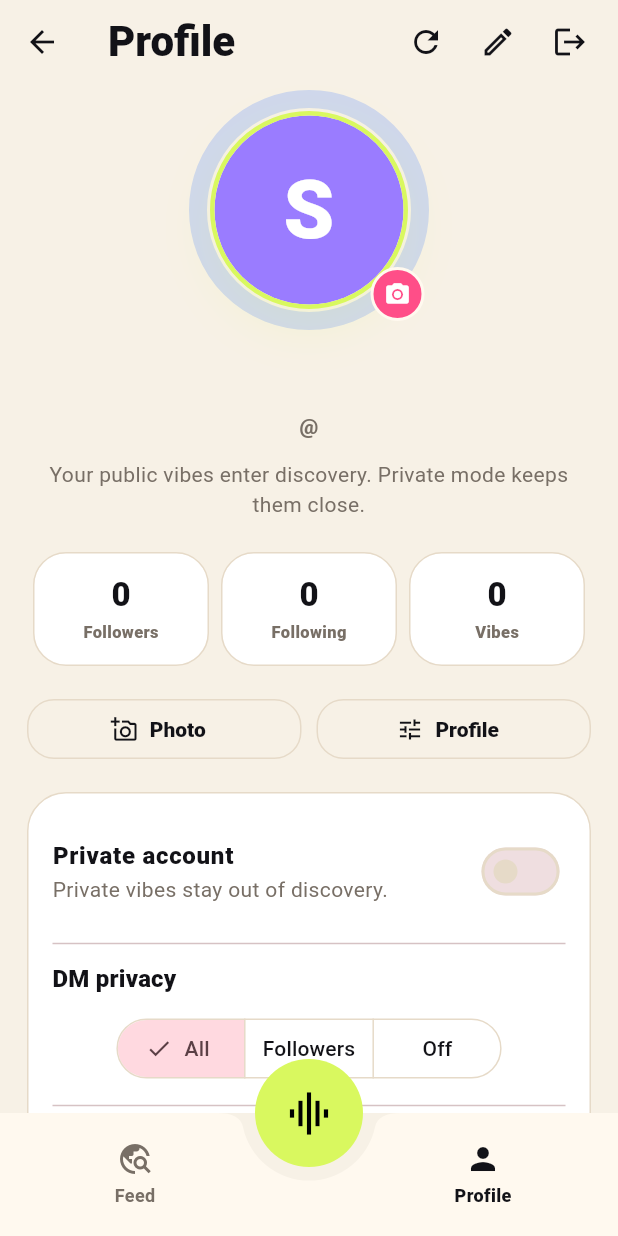
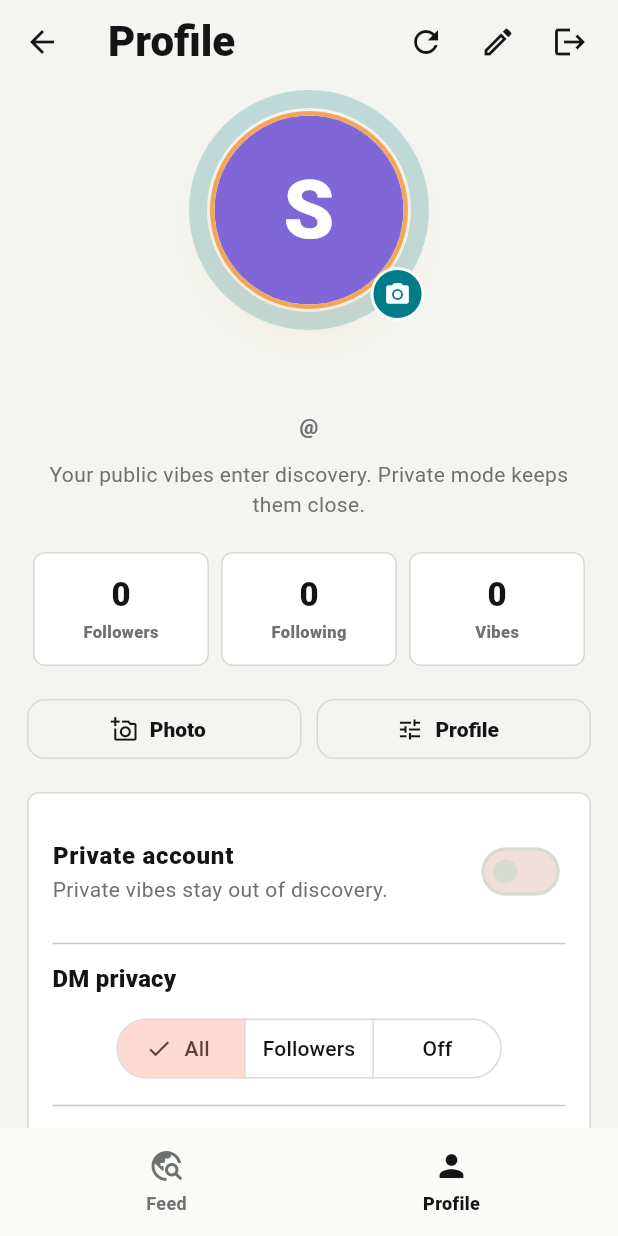
Before and after one commit to batuhandonmez/svibe, a Flutter app: the AppShell screen opened directly, after a tap on "Profile", on a phone screen of 412 x 824 dp. Run offline on Flutter 3.47's test engine with Material 3 defaults, Android fonts, the phone set to English and light mode, and no system bars; our stand-ins replace dio, file_picker, flutter_riverpod, flutter_secure_storage, image_picker, just_audio and 1 more; missing offline and left inert: record; accounts and stored records are empty.

Commit message:
Refine Svibe visual direction

```diff
--- a/mobile/lib/src/core/theme/app_theme.dart
+++ b/mobile/lib/src/core/theme/app_theme.dart
@@ -1,23 +1,26 @@
 import 'package:flutter/material.dart';
 
 class AppTheme {
-  static const ink = Color(0xFF121217);
-  static const night = Color(0xFF0B0B10);
-  static const berry = Color(0xFFFF4E88);
-  static const blue = Color(0xFF3F7CFF);
-  static const lime = Color(0xFFD9F85F);
-  static const lilac = Color(0xFF9A7CFF);
-  static const orange = Color(0xFFFFB84A);
+  static const ink = Color(0xFF151316);
+  static const night = Color(0xFF0E0F11);
+  static const berry = Color(0xFFE85D45);
+  static const blue = Color(0xFF007C89);
+  static const lime = Color(0xFFD9E76C);
+  static const lilac = Color(0xFF8067D8);
+  static const orange = Color(0xFFF2A65A);
+  static const cardRadius = 8.0;
+  static const controlRadius = 12.0;
+  static const pillRadius = 999.0;
 
   static ThemeData light() {
     return _theme(
       brightness: Brightness.light,
-      scaffold: const Color(0xFFF7F1E6),
-      surface: const Color(0xFFFFF9EF),
+      scaffold: const Color(0xFFF4F5F1),
+      surface: const Color(0xFFFAFAF7),
       elevated: Colors.white,
       text: ink,
-      muted: const Color(0xFF786F66),
-      border: const Color(0xFFE6DAC8),
+      muted: const Color(0xFF6D7172),
+      border: const Color(0xFFD8DAD4),
     );
   }
 
@@ -25,11 +28,11 @@ class AppTheme {
     return _theme(
       brightness: Brightness.dark,
       scaffold: night,
-      surface: const Color(0xFF171720),
-      elevated: const Color(0xFF20202B),
-      text: const Color(0xFFFFF9EF),
-      muted: const Color(0xFFAAA2BA),
-      border: const Color(0xFF2A2A36),
+      surface: const Color(0xFF17181C),
+      elevated: const Color(0xFF222329),
+      text: const Color(0xFFF7F4EE),
+      muted: const Color(0xFFA6A8AD),
+      border: const Color(0xFF30323A),
     );
   }
 
@@ -92,15 +95,15 @@ class AppTheme {
         filled: true,
         fillColor: elevated,
         border: OutlineInputBorder(
-          borderRadius: BorderRadius.circular(18),
+          borderRadius: BorderRadius.circular(controlRadius),
           borderSide: BorderSide(color: border),
         ),
         enabledBorder: OutlineInputBorder(
-          borderRadius: BorderRadius.circular(18),
+          borderRadius: BorderRadius.circular(controlRadius),
           borderSide: BorderSide(color: border),
         ),
         focusedBorder: OutlineInputBorder(
-          borderRadius: BorderRadius.circular(18),
+          borderRadius: BorderRadius.circular(controlRadius),
           borderSide: const BorderSide(color: berry, width: 1.5),
         ),
       ),
@@ -110,7 +113,7 @@ class AppTheme {
           foregroundColor: Colors.white,
           minimumSize: const Size.fromHeight(52),
           shape: RoundedRectangleBorder(
-            borderRadius: BorderRadius.circular(20),
+            borderRadius: BorderRadius.circular(controlRadius),
           ),
           textStyle: const TextStyle(fontSize: 15, fontWeight: FontWeight.w900),
         ),
@@ -120,7 +123,7 @@ class AppTheme {
           foregroundColor: text,
           side: BorderSide(color: border),
           shape: RoundedRectangleBorder(
-            borderRadius: BorderRadius.circular(18),
+            borderRadius: BorderRadius.circular(controlRadius),
           ),
           textStyle: const TextStyle(fontWeight: FontWeight.w900),
         ),
--- a/mobile/lib/src/features/feed/feed_screen.dart
+++ b/mobile/lib/src/features/feed/feed_screen.dart
@@ -12,9 +12,14 @@ import '../../core/theme/app_theme.dart';
 import '../auth/auth_controller.dart';
 
 class FeedScreen extends ConsumerStatefulWidget {
-  const FeedScreen({required this.onOpenDm, super.key});
+  const FeedScreen({
+    required this.onOpenDm,
+    required this.onOpenCast,
+    super.key,
+  });
 
   final VoidCallback onOpenDm;
+  final VoidCallback onOpenCast;
 
   @override
   ConsumerState<FeedScreen> createState() => _FeedScreenState();
@@ -195,6 +200,8 @@ class _FeedScreenState extends ConsumerState<FeedScreen>
       appBar: AppBar(
         title: const Text('Svibe'),
         actions: [
+          _CastButton(onPressed: widget.onOpenCast),
+          const SizedBox(width: 8),
           _DmButton(onPressed: widget.onOpenDm),
           const SizedBox(width: 10),
         ],
@@ -231,7 +238,7 @@ class _FeedScreenState extends ConsumerState<FeedScreen>
               ),
               const SizedBox(height: 8),
               Text(
-                'One voice at a time.',
+                'Discovery signal active',
                 style: TextStyle(
                   color: theme.colorScheme.onSurfaceVariant,
                   fontSize: 12,
@@ -242,6 +249,31 @@ class _FeedScreenState extends ConsumerState<FeedScreen>
           ),
         ),
       ),
+    );
+  }
+}
+
+class _CastButton extends StatelessWidget {
+  const _CastButton({required this.onPressed});
+
+  final VoidCallback onPressed;
+
+  @override
+  Widget build(BuildContext context) {
+    final theme = Theme.of(context);
+    final colors = theme.extension<SvibeColors>()!;
+    return IconButton.filled(
+      tooltip: 'Cast',
+      onPressed: onPressed,
+      style: IconButton.styleFrom(
+        backgroundColor: colors.orange,
+        foregroundColor: Colors.black,
+        shape: RoundedRectangleBorder(
+          borderRadius: BorderRadius.circular(AppTheme.controlRadius),
+          side: BorderSide(color: theme.colorScheme.onSurface, width: 1.5),
+        ),
+      ),
+      icon: const Icon(Icons.near_me),
     );
   }
 }
@@ -300,7 +332,7 @@ class _StatusRail extends StatelessWidget {
       decoration: BoxDecoration(
         color: theme.colorScheme.surface,
         border: Border.all(color: theme.colorScheme.outline),
-        borderRadius: BorderRadius.circular(24),
+        borderRadius: BorderRadius.circular(AppTheme.cardRadius),
       ),
       child: Row(
         children: [
@@ -438,7 +470,7 @@ class _DiscoveryCardState extends State<_DiscoveryCard> {
                     decoration: BoxDecoration(
                       color: theme.colorScheme.surface,
                       border: Border.all(color: theme.colorScheme.outline),
-                      borderRadius: BorderRadius.circular(34),
+                      borderRadius: BorderRadius.circular(AppTheme.cardRadius),
                       boxShadow: [
                         BoxShadow(
                           color: Colors.black.withValues(
@@ -601,7 +633,7 @@ class _SwipeStamp extends StatelessWidget {
                 ? colors.berry.withValues(alpha: 0.14)
                 : Theme.of(context).colorScheme.surface,
             border: Border.all(color: color, width: 2),
-            borderRadius: BorderRadius.circular(18),
+            borderRadius: BorderRadius.circular(AppTheme.cardRadius),
           ),
           child: Text(
             isLike ? 'LIKE' : 'PASS',
@@ -930,7 +962,7 @@ class _InlineError extends StatelessWidget {
       padding: const EdgeInsets.all(12),
       decoration: BoxDecoration(
         color: theme.colorScheme.error.withValues(alpha: .12),
-        borderRadius: BorderRadius.circular(18),
+        borderRadius: BorderRadius.circular(AppTheme.cardRadius),
       ),
       child: Row(
         children: [
@@ -1022,7 +1054,7 @@ class _GoldenRitualCard extends StatelessWidget {
       height: 184,
       decoration: BoxDecoration(
         color: color,
-        borderRadius: BorderRadius.circular(34),
+        borderRadius: BorderRadius.circular(AppTheme.cardRadius),
         border: Border.all(color: Colors.black, width: 2),
       ),
       child: Stack(
@@ -1162,7 +1194,7 @@ class _MiniStat extends StatelessWidget {
       padding: const EdgeInsets.symmetric(vertical: 12),
       decoration: BoxDecoration(
         color: theme.extension<SvibeColors>()!.elevated,
-        borderRadius: BorderRadius.circular(18),
+        borderRadius: BorderRadius.circular(AppTheme.cardRadius),
         border: Border.all(color: theme.colorScheme.outline),
       ),
       child: Column(
--- a/mobile/lib/src/features/profile/profile_screen.dart
+++ b/mobile/lib/src/features/profile/profile_screen.dart
@@ -169,7 +169,7 @@ class _ProfileScreenState extends ConsumerState<ProfileScreen> {
                     vertical: 6,
                   ),
                   decoration: BoxDecoration(
-                    color: colors.lime,
+                    color: colors.orange,
                     borderRadius: BorderRadius.circular(99),
                   ),
                   child: const Text(
@@ -337,10 +337,10 @@ class _EditableHeroAvatar extends StatelessWidget {
             height: 132,
             decoration: BoxDecoration(
               shape: BoxShape.circle,
-              border: Border.all(color: colors.lime, width: 3),
+              border: Border.all(color: colors.orange, width: 3),
               boxShadow: [
                 BoxShadow(
-                  color: colors.lime.withValues(alpha: 0.16),
+                  color: colors.orange.withValues(alpha: 0.16),
                   blurRadius: 28,
                   offset: const Offset(0, 12),
                 ),
@@ -363,7 +363,7 @@ class _EditableHeroAvatar extends StatelessWidget {
               width: 36,
               height: 36,
               decoration: BoxDecoration(
-                color: colors.berry,
+                color: colors.blue,
                 shape: BoxShape.circle,
                 border: Border.all(color: theme.colorScheme.surface, width: 2),
               ),
@@ -563,7 +563,7 @@ class _ProfileMetric extends StatelessWidget {
         decoration: BoxDecoration(
           color: colors.elevated,
           border: Border.all(color: colors.border),
-          borderRadius: BorderRadius.circular(22),
+          borderRadius: BorderRadius.circular(AppTheme.cardRadius),
         ),
         child: Column(
           children: [
@@ -615,7 +615,7 @@ class _SettingsPanel extends StatelessWidget {
       decoration: BoxDecoration(
         color: colors.elevated,
         border: Border.all(color: colors.border),
-        borderRadius: BorderRadius.circular(26),
+        borderRadius: BorderRadius.circular(AppTheme.cardRadius),
       ),
       child: Column(
         children: [
@@ -701,7 +701,7 @@ class _VibeRow extends StatelessWidget {
       decoration: BoxDecoration(
         color: colors.elevated,
         border: Border.all(color: colors.border),
-        borderRadius: BorderRadius.circular(24),
+        borderRadius: BorderRadius.circular(AppTheme.cardRadius),
       ),
       child: Row(
         children: [
@@ -710,7 +710,7 @@ class _VibeRow extends StatelessWidget {
             height: 46,
             child: CustomPaint(
               painter: _MiniWavePainter(
-                color: vibe.isGoldenVoice ? colors.lime : colors.berry,
+                color: vibe.isGoldenVoice ? colors.orange : colors.blue,
               ),
             ),
           ),
@@ -736,7 +736,7 @@ class _VibeRow extends StatelessWidget {
           ),
           Icon(
             vibe.isGoldenVoice ? Icons.auto_awesome : Icons.favorite,
-            color: vibe.isGoldenVoice ? colors.orange : colors.berry,
+            color: vibe.isGoldenVoice ? colors.orange : colors.blue,
           ),
         ],
       ),
@@ -785,7 +785,7 @@ class _EmptyVibes extends StatelessWidget {
       decoration: BoxDecoration(
         color: theme.colorScheme.surface,
         border: Border.all(color: theme.colorScheme.outline),
-        borderRadius: BorderRadius.circular(24),
+        borderRadius: BorderRadius.circular(AppTheme.cardRadius),
       ),
       child: Column(
         children: [
--- a/mobile/lib/src/features/shell/app_shell.dart
+++ b/mobile/lib/src/features/shell/app_shell.dart
@@ -29,19 +29,18 @@ class _AppShellState extends State<AppShell> {
 
   @override
   Widget build(BuildContext context) {
-    final pages = [FeedScreen(onOpenDm: _openDm), const ProfileScreen()];
+    final pages = [
+      FeedScreen(onOpenDm: _openDm, onOpenCast: _openCast),
+      const ProfileScreen(),
+    ];
     final theme = Theme.of(context);
     return Scaffold(
       body: IndexedStack(index: _index, children: pages),
-      floatingActionButtonLocation: FloatingActionButtonLocation.centerDocked,
-      floatingActionButton: _CastActionButton(onPressed: _openCast),
       bottomNavigationBar: BottomAppBar(
-        height: 82,
+        height: 72,
         color: theme.colorScheme.surface,
         surfaceTintColor: Colors.transparent,
         elevation: 0,
-        shape: const CircularNotchedRectangle(),
-        notchMargin: 9,
         child: Row(
           children: [
             Expanded(
@@ -53,7 +52,6 @@ class _AppShellState extends State<AppShell> {
                 onTap: () => setState(() => _index = 0),
               ),
             ),
-            const SizedBox(width: 84),
             Expanded(
               child: _ShellTab(
                 icon: Icons.person_outline,
@@ -65,30 +63,6 @@ class _AppShellState extends State<AppShell> {
             ),
           ],
         ),
-      ),
-    );
-  }
-}
-
-class _CastActionButton extends StatelessWidget {
-  const _CastActionButton({required this.onPressed});
-
-  final VoidCallback onPressed;
-
-  @override
-  Widget build(BuildContext context) {
-    final theme = Theme.of(context);
-    return SizedBox(
-      width: 72,
-      height: 72,
-      child: FloatingActionButton(
-        heroTag: 'svibe-cast',
-        onPressed: onPressed,
-        elevation: 0,
-        backgroundColor: theme.colorScheme.tertiary,
-        foregroundColor: Colors.black,
-        shape: const CircleBorder(),
-        child: const Icon(Icons.graphic_eq, size: 34),
       ),
     );
   }
@@ -113,7 +87,7 @@ class _ShellTab extends StatelessWidget {
   Widget build(BuildContext context) {
     final theme = Theme.of(context);
     return InkWell(
-      borderRadius: BorderRadius.circular(22),
+      borderRadius: BorderRadius.circular(12),
       onTap: onTap,
       child: Column(
         mainAxisAlignment: MainAxisAlignment.center,
```
Also changed, not shown: mobile/lib/src/features/auth/auth_screen.dart (+14 -62 lines), mobile/lib/src/features/cast/cast_screen.dart (+5 -5 lines), mobile/lib/src/features/dm/dm_screen.dart (+13 -13 lines), 3 other files.
